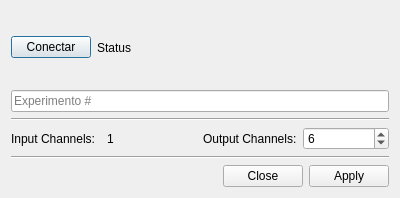
Qt form src/ui/config.ui (sbstn-sss/CCHEN_P2MC_App) before a commit.
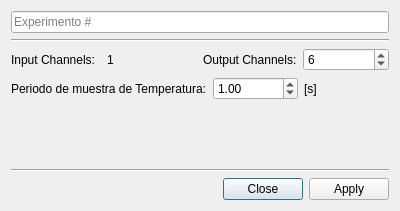
The same form after that commit.

Commit message: Agregando visualizacion grafica de datos de prueba (aleatorios) y dando interaccion a los elementos de la ui que se generan en base al numero de canales (spinboxes y layouts indicadores de los outputs)

Diff of the .ui file:
```diff
--- a/src/ui/config.ui
+++ b/src/ui/config.ui
@@ -7,7 +7,7 @@
     <x>0</x>
     <y>0</y>
     <width>400</width>
-    <height>198</height>
+    <height>211</height>
    </rect>
   </property>
   <property name="windowTitle">
@@ -17,51 +17,7 @@
    <item>
     <layout class="QVBoxLayout" name="config_layout">
      <item>
-      <layout class="QHBoxLayout" name="import_connect_layout">
-       <item>
-        <layout class="QHBoxLayout" name="connect_status_layout">
-         <item>
-          <widget class="QPushButton" name="connect_btn">
-           <property name="maximumSize">
-            <size>
-             <width>150</width>
-             <height>16777215</height>
-            </size>
-           </property>
-           <property name="text">
-            <string>Conectar</string>
-           </property>
-          </widget>
-         </item>
-         <item>
-          <widget class="QLabel" name="status_label">
-           <property name="maximumSize">
-            <size>
-             <width>150</width>
-             <height>16777215</height>
-            </size>
-           </property>
-           <property name="text">
-            <string>Status</string>
-           </property>
-          </widget>
-         </item>
-         <item>
-          <spacer name="spacer_import">
-           <property name="orientation">
-            <enum>Qt::Horizontal</enum>
-           </property>
-           <property name="sizeHint" stdset="0">
-            <size>
-             <width>40</width>
-             <height>20</height>
-            </size>
-           </property>
-          </spacer>
-         </item>
-        </layout>
-       </item>
-      </layout>
+      <layout class="QHBoxLayout" name="import_connect_layout"/>
      </item>
      <item>
       <widget class="QLineEdit" name="exp_line_edit">
@@ -130,6 +86,35 @@
        </item>
       </layout>
      </item>
+     <item>
+      <layout class="QFormLayout" name="from_settings">
+       <item row="0" column="0">
+        <widget class="QLabel" name="sampling_period">
+         <property name="text">
+          <string>Periodo de muestra de Temperatura:</string>
+         </property>
+        </widget>
+       </item>
+       <item row="0" column="1">
+        <layout class="QHBoxLayout" name="sampling_layout">
+         <item>
+          <widget class="QDoubleSpinBox" name="periodo_muestreo_input">
+           <property name="value">
+            <double>1.000000000000000</double>
+           </property>
+          </widget>
+         </item>
+         <item>
+          <widget class="QLabel" name="label">
+           <property name="text">
+            <string>[s]</string>
+           </property>
+          </widget>
+         </item>
+        </layout>
+       </item>
+      </layout>
+     </item>
     </layout>
    </item>
    <item>
```
Left out of the diff: 3 changed lines with no effect on the pictures. The commit also changes 12 other files.
